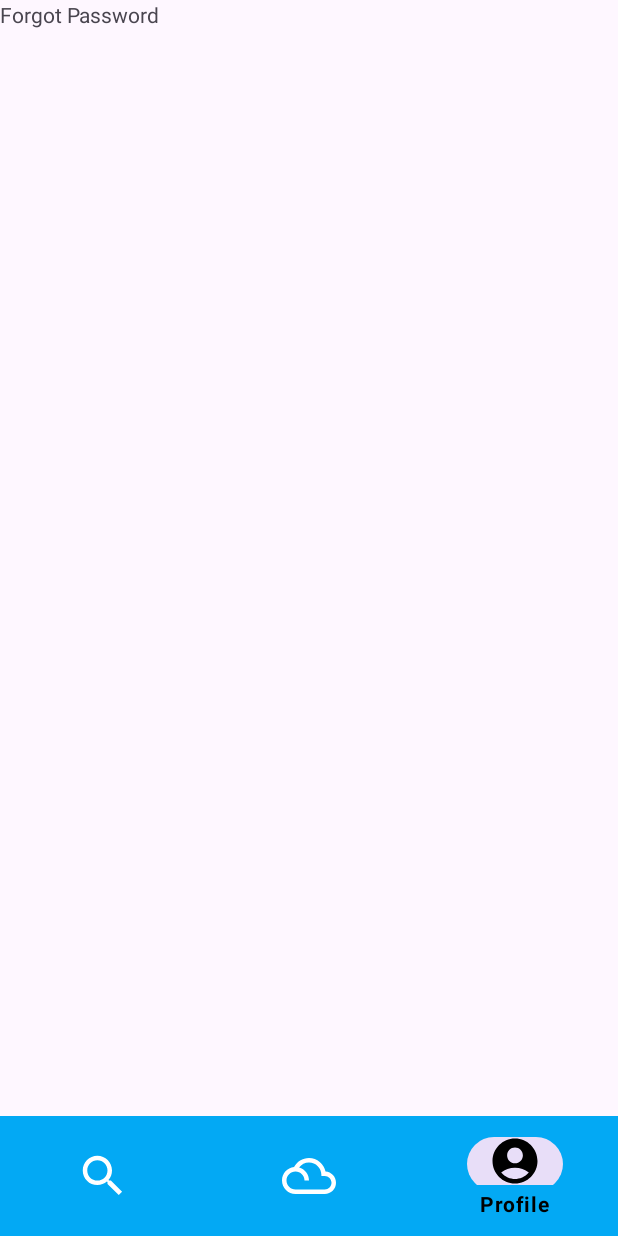
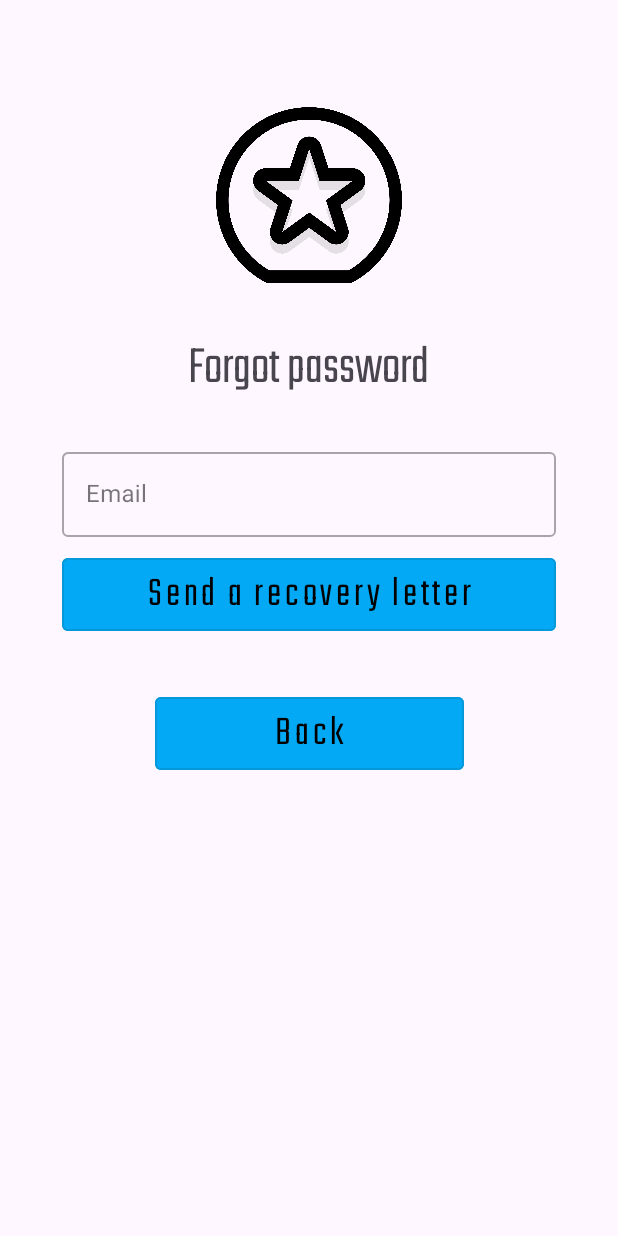
Before and after one commit to NolReaction/HandBook_Client, an Android app: the ForgotPassword screen opened through its navigation route, on a phone screen of 412 x 824 dp. Run offline under Robolectric (Android 15) with nearby library versions, the phone set to English and light mode, and no system bars; our stand-ins replace navigation-ui.

Commit message:
V0.6 Реализовано восстановление пароля

```diff
--- /dev/null
+++ b/app/src/main/java/com/example/kursach_handbook/data/model/ForgotPasswordMessageResponse.kt
@@ -0,0 +1,3 @@
+package com.example.kursach_handbook.data.model
+
+data class ForgotPasswordMessageResponse(val message: String)
--- /dev/null
+++ b/app/src/main/java/com/example/kursach_handbook/data/model/ForgotPasswordRequest.kt
@@ -0,0 +1,3 @@
+package com.example.kursach_handbook.data.model
+
+data class ForgotPasswordRequest(val email: String)
--- a/app/src/main/java/com/example/kursach_handbook/data/remote/AuthApi.kt
+++ b/app/src/main/java/com/example/kursach_handbook/data/remote/AuthApi.kt
@@ -18,4 +18,7 @@ interface AuthApi {
     suspend fun getProfile(
         @Header("Authorization") authToken: String
     ): Response<UserDto>
+
+    @POST("forgot-password")
+    suspend fun forgotPassword(@Body request: ForgotPasswordRequest): Response<ForgotPasswordMessageResponse>
 }
--- a/app/src/main/java/com/example/kursach_handbook/data/remote/RetrofitProvider.kt
+++ b/app/src/main/java/com/example/kursach_handbook/data/remote/RetrofitProvider.kt
@@ -23,7 +23,7 @@ object RetrofitProvider {
             .build()
 
         return Retrofit.Builder()
-            .baseUrl(TEST_URL)
+            .baseUrl(HTTP_URL)
             .addConverterFactory(GsonConverterFactory.create())
             .client(client)
             .build()
--- a/app/src/main/java/com/example/kursach_handbook/ui/authorization/AuthViewModel.kt
+++ b/app/src/main/java/com/example/kursach_handbook/ui/authorization/AuthViewModel.kt
@@ -5,6 +5,7 @@ import androidx.lifecycle.AndroidViewModel
 import androidx.lifecycle.LiveData
 import androidx.lifecycle.MutableLiveData
 import androidx.lifecycle.viewModelScope
+import com.example.kursach_handbook.data.model.ForgotPasswordRequest
 import com.example.kursach_handbook.data.model.LoginRequest
 import com.example.kursach_handbook.data.model.LoginResponse
 import com.example.kursach_handbook.data.model.RegisterRequest
@@ -19,6 +20,7 @@ sealed class AuthEvent {
     data class ShowError(val message: String) : AuthEvent()
     object LoginSuccess : AuthEvent()
     object RegisterSuccess : AuthEvent()
+    object ForgotPasswordSuccess : AuthEvent()
 }
 
 class AuthViewModel(application: Application) : AndroidViewModel(application) {
@@ -91,4 +93,20 @@ class AuthViewModel(application: Application) : AndroidViewModel(application) {
             }
         }
     }
+
+    fun recover(email: String) {
+        viewModelScope.launch {
+            try {
+                val response = authApi.forgotPassword(ForgotPasswordRequest(email))
+                if (response.isSuccessful) {
+                    _authEvent.value = AuthEvent.ForgotPasswordSuccess
+                } else {
+                    _authEvent.value = AuthEvent.ShowError("Failed to send reset link")
+                }
+            } catch (e: Exception) {
+                e.printStackTrace()
+                _authEvent.value = AuthEvent.ShowError("Network error")
+            }
+        }
+    }
 }
--- a/app/src/main/java/com/example/kursach_handbook/ui/authorization/ForgotPassword.kt
+++ b/app/src/main/java/com/example/kursach_handbook/ui/authorization/ForgotPassword.kt
@@ -4,19 +4,72 @@ import android.os.Bundle
 import android.view.LayoutInflater
 import android.view.View
 import android.view.ViewGroup
+import android.widget.Toast
 import androidx.fragment.app.Fragment
+import androidx.fragment.app.viewModels
+import androidx.navigation.fragment.findNavController
 import com.example.kursach_handbook.R
+import com.example.kursach_handbook.databinding.FragmentForgotPasswordBinding
 
 class ForgotPassword : Fragment() {
-    override fun onCreate(savedInstanceState: Bundle?) {
-        super.onCreate(savedInstanceState)
+
+    private var _binding: FragmentForgotPasswordBinding? = null
+    private val binding get() = _binding!!
+
+    private val authViewModel: AuthViewModel by viewModels()
+
+    override fun onResume() {
+        super.onResume()
+        (activity as? AuthActivity)?.hideBottomNav()
+    }
+
+    override fun onPause() {
+        super.onPause()
+        (activity as? AuthActivity)?.showBottomNav()
     }
 
     override fun onCreateView(
         inflater: LayoutInflater, container: ViewGroup?,
         savedInstanceState: Bundle?
     ): View? {
-        // Inflate the layout for this fragment
-        return inflater.inflate(R.layout.fragment_forgot_password, container, false)
+        _binding = FragmentForgotPasswordBinding.inflate(inflater, container, false)
+        return binding.root
+    }
+
+    override fun onViewCreated(view: View, savedInstanceState: Bundle?) {
+        super.onViewCreated(view, savedInstanceState)
+
+        // Подписываемся на события из ViewModel
+        authViewModel.authEvent.observe(viewLifecycleOwner) { event ->
+            when (event) {
+                is AuthEvent.ShowError -> {
+                    Toast.makeText(requireContext(), event.message, Toast.LENGTH_LONG).show()
+                }
+                is AuthEvent.ForgotPasswordSuccess -> {
+                    Toast.makeText(requireContext(), "Reset link sent. Check your email", Toast.LENGTH_LONG).show()
+                    // Возвращаем пользователя к предыдущему экрану
+                    findNavController().popBackStack()
+                }
+                else -> { }
+            }
+        }
+
+        binding.sendLetterButton.setOnClickListener {
+            val email = binding.emailEditText.text.toString().trim()
+            if (email.isEmpty()) {
+                Toast.makeText(requireContext(), "Email is required", Toast.LENGTH_LONG).show()
+            } else {
+                authViewModel.recover(email)
+            }
+        }
+
+        binding.backButton.setOnClickListener {
+            findNavController().navigate(R.id.action_forgotPassword_to_guestProfile_item)
+        }
+    }
+
+    override fun onDestroyView() {
+        super.onDestroyView()
+        _binding = null
     }
 }
--- a/app/src/main/res/layout/fragment_forgot_password.xml
+++ b/app/src/main/res/layout/fragment_forgot_password.xml
@@ -1,13 +1,90 @@
 <?xml version="1.0" encoding="utf-8"?>
-<FrameLayout xmlns:android="http://schemas.android.com/apk/res/android"
+<androidx.constraintlayout.widget.ConstraintLayout
+    xmlns:android="http://schemas.android.com/apk/res/android"
+    xmlns:app="http://schemas.android.com/apk/res-auto"
     xmlns:tools="http://schemas.android.com/tools"
     android:layout_width="match_parent"
     android:layout_height="match_parent"
-    tools:context=".ui.authorization.ForgotPassword">
+    tools:context=".ui.authorization.GuestProfile">
+
+
+    <ImageView
+        android:id="@+id/logo_imageView"
+        android:layout_width="0dp"
+        android:layout_height="0dp"
+        android:layout_marginTop="60dp"
+        android:src="@drawable/logo_handbook"
+        app:layout_constraintEnd_toEndOf="parent"
+        app:layout_constraintHeight_percent="0.17"
+        app:layout_constraintStart_toStartOf="parent"
+        app:layout_constraintTop_toTopOf="parent"
+        app:layout_constraintWidth_percent="0.3" />
 
     <TextView
-        android:layout_width="match_parent"
-        android:layout_height="match_parent"
-        android:text="Forgot Password" />
+        android:id="@+id/forgotPassword_textView"
+        android:layout_width="wrap_content"
+        android:layout_height="wrap_content"
+        android:layout_marginTop="20dp"
+        android:fontFamily="@font/teko_font"
+        android:text="Forgot password"
+        android:textSize="36sp"
+        app:layout_constraintEnd_toEndOf="parent"
+        app:layout_constraintHorizontal_bias="0.498"
+        app:layout_constraintStart_toStartOf="parent"
+        app:layout_constraintTop_toBottomOf="@+id/logo_imageView" />
 
-</FrameLayout>
+    <com.google.android.material.textfield.TextInputLayout
+        android:id="@+id/emailInputLayout"
+        style="@style/Widget.MaterialComponents.TextInputLayout.OutlinedBox"
+        android:layout_width="0dp"
+        android:layout_height="wrap_content"
+        android:layout_marginTop="24dp"
+        android:hint="Email"
+        app:layout_constraintEnd_toEndOf="parent"
+        app:layout_constraintStart_toStartOf="parent"
+        app:layout_constraintTop_toBottomOf="@id/forgotPassword_textView"
+        app:layout_constraintWidth_percent="0.8">
+
+        <com.google.android.material.textfield.TextInputEditText
+            android:id="@+id/emailEditText"
+            android:layout_width="match_parent"
+            android:layout_height="wrap_content" />
+
+    </com.google.android.material.textfield.TextInputLayout>
+
+    <com.google.android.material.button.MaterialButton
+        android:id="@+id/sendLetterButton"
+        style="@style/Widget.MaterialComponents.Button.OutlinedButton"
+        android:layout_width="0dp"
+        android:layout_height="wrap_content"
+        android:layout_marginTop="8dp"
+        android:backgroundTint="@color/myBlue"
+        android:fontFamily="@font/teko_font"
+        android:text="Send a recovery letter"
+        android:textAllCaps="false"
+        android:textColor="@color/black"
+        android:textSize="28sp"
+        app:layout_constraintEnd_toEndOf="parent"
+        app:layout_constraintStart_toStartOf="parent"
+        app:layout_constraintTop_toBottomOf="@+id/emailInputLayout"
+        app:layout_constraintWidth_percent="0.8" />
+
+    <com.google.android.material.button.MaterialButton
+        android:id="@+id/backButton"
+        style="@style/Widget.MaterialComponents.Button.OutlinedButton"
+        android:layout_width="0dp"
+        android:layout_height="wrap_content"
+        android:layout_marginTop="32dp"
+        android:backgroundTint="@color/myBlue"
+        android:fontFamily="@font/teko_font"
+        android:text="Back"
+        android:textAllCaps="false"
+        android:textColor="@color/black"
+        android:textSize="28sp"
+        app:layout_constraintEnd_toEndOf="parent"
+        app:layout_constraintStart_toStartOf="parent"
+        app:layout_constraintTop_toBottomOf="@id/sendLetterButton"
+        app:layout_constraintWidth_percent="0.5" />
+
+
+</androidx.constraintlayout.widget.ConstraintLayout>
```
